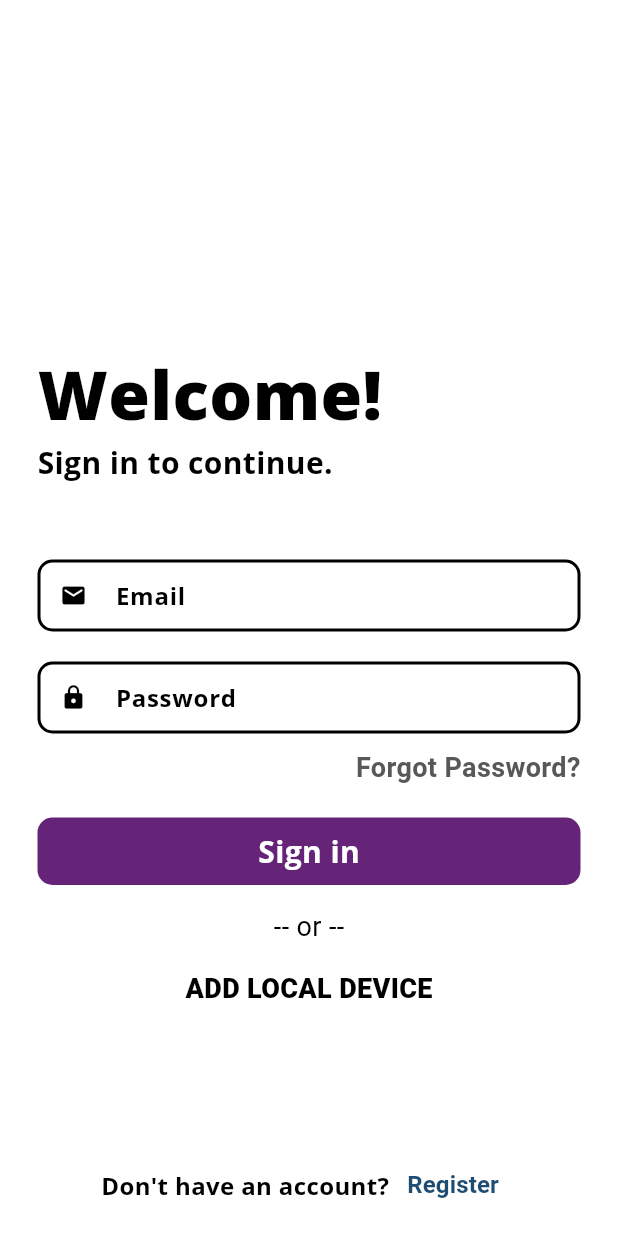
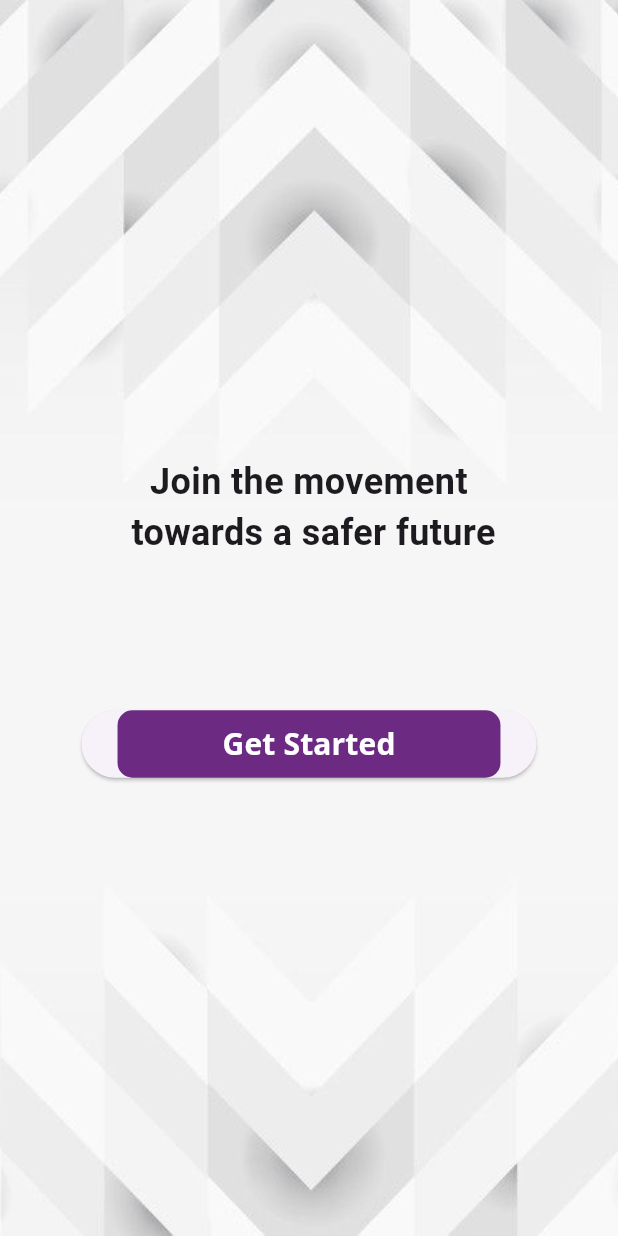
Before and after one commit to AlthafNazeel/R.A.V.E.N, a Flutter app: the screen it shows after launch, on a phone screen of 412 x 824 dp. Run offline on Flutter 3.47's test engine with Material 3 defaults, Android fonts, the light colour scheme and no system bars; our stand-ins replace firebase_core, firebase_messaging, video_player; accounts and stored records are empty.

Commit message:
connected pages for viva demo

```diff
--- a/raven_frontend/lib/Pages/add_device.dart
+++ b/raven_frontend/lib/Pages/add_device.dart
@@ -46,8 +46,9 @@ class AddDevice extends StatelessWidget {
             )), // Center the title
         leading: BackButton(
           onPressed: () {
-            // Handle back navigation
-          },
+          // Navigate back to the home page
+          Navigator.pushNamed(context, '/homePage');
+        },
         ),
         iconTheme: IconThemeData(color: Colors.white),
         backgroundColor: Color.fromARGB(255, 41, 29, 46),
--- a/raven_frontend/lib/Pages/getStarted.dart
+++ b/raven_frontend/lib/Pages/getStarted.dart
@@ -1,44 +1,63 @@
-// import 'package:flutter/material.dart';
-// import 'package:raven_frontend/Pages/signIn.dart';
+import 'package:flutter/material.dart';
+import 'package:raven_frontend/Pages/signInPage.dart';
+import 'package:raven_frontend/components/AppFonts.dart';
 
-// class GetStartedPage extends StatelessWidget {
-//   @override
-//   Widget build(BuildContext context) {
-//     return Scaffold(
-//       appBar: AppBar(
-//         title: Text('Get Started'),
-//       ),
-//       body: Center(
-//         child: Column(
-//           mainAxisAlignment: MainAxisAlignment.center,
-//           children: [
-//             Text(
-//               'Welcome to Your App!',
-//               style: TextStyle(
-//                 fontSize: 24.0,
-//                 fontWeight: FontWeight.bold,
-//               ),
-//             ),
-//             SizedBox(height: 20.0),
-//             Text(
-//               'Get started by tapping below',
-//               style: TextStyle(
-//                 fontSize: 18.0,
-//               ),
-//             ),
-//             SizedBox(height: 40.0),
-//             ElevatedButton(
-//               onPressed: () {
-//                 Navigator.push(
-//                   context,
-//                   MaterialPageRoute(builder: (context) => SignInp()),
-//                 );
-//               },
-//               child: Text('Continue to Sign In'),
-//             ),
-//           ],
-//         ),
-//       ),
-//     );
-//   }
-// }
+
+class GetStartedPage extends StatelessWidget {
+  @override
+  Widget build(BuildContext context) {
+    return Scaffold(
+      // appBar: AppBar(
+      //   title: Text('Get Started'), // Set the title if needed
+      // ),
+      body: Container(
+        decoration: BoxDecoration(
+          image: DecorationImage(
+            image: AssetImage('images/bgpicnew.jpg'),
+            fit: BoxFit.cover,
+          ),
+        ),
+        padding: const EdgeInsets.all(30.0),
+        child: Center(
+          child: Column(
+            mainAxisAlignment: MainAxisAlignment.center,
+            children: [
+              Text(
+                'Join the movement\n towards a safer future',
+                style: TextStyle(
+                  fontSize: 24.0,
+                  fontWeight: FontWeight.bold,
+                ),
+                textAlign: TextAlign.center,
+              ),
+              SizedBox(height: 100.0), // Adjust the spacing as needed
+              ElevatedButton(
+              onPressed: () {
+                // Navigate to the next page
+                Navigator.pushNamed(
+                  context,
+                  '/signInPage',
+                );
+              },
+              child: Container(
+                padding: EdgeInsets.symmetric(
+                  horizontal: 70,
+                  vertical: 8,
+                ),
+                decoration: BoxDecoration(
+                  color: Color.fromARGB(255, 109, 42, 130),
+                  borderRadius: BorderRadius.circular(10),
+                ),
+                child: Text(
+                  'Get Started',
+                  style: AppFonts.ButtonFont(),
+                ),
+              ),
+            ),
+            ],
+          ),
+        ),
+      ),
+    );
+  }
+}
--- a/raven_frontend/lib/Pages/signInPage.dart
+++ b/raven_frontend/lib/Pages/signInPage.dart
@@ -24,20 +24,12 @@ class SignIn extends StatelessWidget {
         child: Center(
           child: Padding(
             padding:
-                const EdgeInsets.only(left: 25.0, right: 25.0, bottom: 10.0),
+                const EdgeInsets.only(left: 30.0, right: 30.0, bottom: 10.0),
             child: Column(
               mainAxisAlignment: MainAxisAlignment.center,
               children: [
-                const SizedBox(height: 200),
+                const SizedBox(height: 150),
 
-                // // App Logo
-                // Icon(
-                //   Icons.lock,
-                //   size: 100,
-                //   color: Color.fromARGB(255, 101, 36, 120),
-                // ),
-
-                const SizedBox(height: 30),
 
                 // Welcome message
                 Row(
@@ -59,7 +51,7 @@ class SignIn extends StatelessWidget {
                   ],
                 ),
 
-                const SizedBox(height: 50),
+                const SizedBox(height: 100),
 
                 // Email text field
                 CustomTextField(
@@ -69,7 +61,8 @@ class SignIn extends StatelessWidget {
                   cursorColor: Colors.black,
                 ),
 
-                const SizedBox(height: 20),
+                const SizedBox(height: 30),
+
                 // Password field
                 CustomTextField(
                   label: 'Password',
@@ -87,20 +80,28 @@ class SignIn extends StatelessWidget {
                       'Forgot Password?',
                       style: TextStyle(
                         color: Color.fromARGB(255, 88, 88, 88),
-                        fontSize: 18,
+                        fontSize: 15,
                         fontWeight: FontWeight.w700,
                       ),
                     ),
                   ],
                 ),
 
-                const SizedBox(height: 20),
+                const SizedBox(height: 50),
+
                 // Sign In button
-                Container(
-                  // width: 250,
+                ElevatedButton(
+                  onPressed: () {
+                    // Navigate to the next page
+                    Navigator.pushNamed(
+                      context,'/homePage'
+                    );
+                  },
+                  child: Container(
                     padding: EdgeInsets.symmetric(
                       horizontal: 70,
-                      vertical: 8), // Adjust the values as needed
+                      vertical: 8,
+                    ),
                     decoration: BoxDecoration(
                       color: Color.fromARGB(255, 101, 36, 120),
                       borderRadius: BorderRadius.circular(10),
@@ -112,7 +113,9 @@ class SignIn extends StatelessWidget {
                       ),
                     ),
                   ),
+                ),
                 const SizedBox(height: 15),
+
                 // OR separator
                 Text(
                   '-- or --',
@@ -131,28 +134,14 @@ class SignIn extends StatelessWidget {
                     fontWeight: FontWeight.w900,
                   ),
                 ),
+
+
                 Expanded(
                   child: SizedBox(), // Takes up remaining space
                 ),
+
                 // Register link
-                Row(
-                  mainAxisAlignment: MainAxisAlignment.center,
-                  children: [
-                    Text('Don\'t have an account?',
-                        style: AppFonts.bodyTextFont()),
-                    TextButton(
-                      onPressed: () {},
-                      child: Text(
-                        'Register',
-                        style: TextStyle(
-                          color: Color.fromARGB(255, 30, 76, 114),
-                          fontSize: 16.0,
-                          fontWeight: FontWeight.w600,
-                        ),
-                      ),
-                    ),
-                  ],
-                ),
+
               ],
             ),
           ),
--- a/raven_frontend/lib/components/TextFeild.dart
+++ b/raven_frontend/lib/components/TextFeild.dart
@@ -42,16 +42,16 @@ class CustomTextField extends StatelessWidget {
             fontSize: 14.0,
           ),
           prefixIcon: Icon(icon, color: cursorColor, size: 18),
-          enabledBorder: OutlineInputBorder(
-            borderSide: BorderSide(color: const Color.fromARGB(255, 0, 0, 0), width: 2),
-            borderRadius: BorderRadius.circular(10.0),
+          enabledBorder: UnderlineInputBorder(
+            borderSide : BorderSide (color: const Color.fromARGB(255, 0, 0, 0), width: 2),
+            // borderRadius: BorderRadius.circular(1.0),
           ),
           floatingLabelStyle: TextStyle(
             color: cursorColor,
             fontSize: 18.0,
           ),
           focusedBorder: OutlineInputBorder(
-            borderSide: BorderSide(color: cursorColor, width: 1.5),
+            borderSide: BorderSide(color: cursorColor, width: 2.0),
             borderRadius: BorderRadius.circular(10.0),
           ),
         ),
--- a/raven_frontend/lib/main.dart
+++ b/raven_frontend/lib/main.dart
@@ -2,9 +2,11 @@ import 'package:firebase_core/firebase_core.dart';
 import 'package:flutter/material.dart';
 import 'package:flutter/rendering.dart';
 import 'package:raven_frontend/Pages/alert.dart';
-// import 'package:raven_frontend/Pages/signIn.dart';
-// import 'package:raven_frontend/Pages/SettingsPage.dart';
+import 'package:raven_frontend/Pages/getStarted.dart';
 import 'package:raven_frontend/Pages/signInPage.dart';
+import 'package:raven_frontend/Pages/homePage.dart';
+import 'package:raven_frontend/Pages/add_device.dart';
+import 'package:raven_frontend/Pages/SettingsPage.dart';
 import 'package:raven_frontend/api/firebase_api.dart';
 import 'package:raven_frontend/firebase_options.dart';
 
@@ -28,9 +30,17 @@ class MyApp extends StatelessWidget {
   Widget build(BuildContext context) {
     return MaterialApp(
       debugShowCheckedModeBanner: false,
-      home: SignIn(),
+      home: GetStartedPage(),
       navigatorKey: navigatorKey,
-      routes: {'/notification_screen': (context) => const Alert()},
+      routes: {
+        '/notification_screen': (context) => const Alert(),
+        '/SettingsPage': (context) =>  Settings(),
+        '/signInPage': (context) =>  SignIn(),
+        '/homePage': (context) =>  HomePage(),
+        '/add_device': (context) => const AddDevice(),
+        '/GetStartedPage': (context) => const AddDevice()
+
+      },
     );
   }
 }
```
Also changed, not shown: raven_frontend/lib/Pages/SettingsPage.dart (+6 -3 lines), raven_frontend/lib/Pages/homePage.dart (added, +80 -0 lines), raven_frontend/lib/Pages/signIn.dart (deleted, +0 -68 lines), raven_frontend/images/bgpicnew.jpg, 1 other file. Lines whose indentation alone changed are shown as unchanged.
